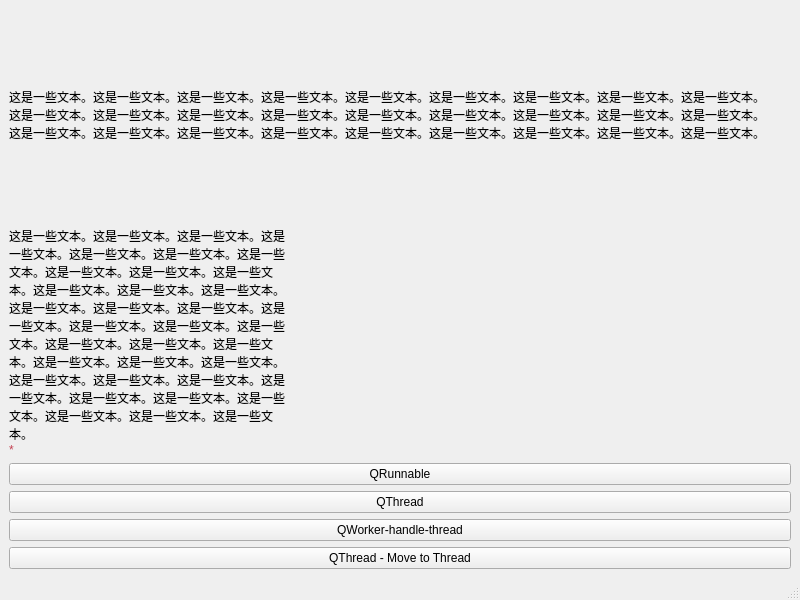
goldWave/qtThread, file mainwindow.ui: the form before one commit.
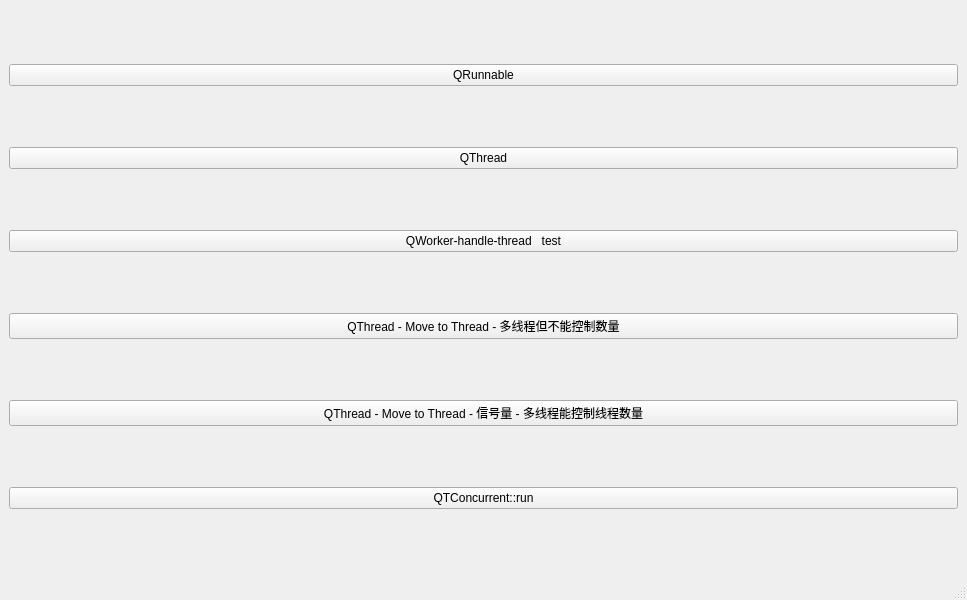
The form after the commit.

Commit message: add other thread method

Diff of the .ui file:
```diff
--- a/mainwindow.ui
+++ b/mainwindow.ui
@@ -6,7 +6,7 @@
    <rect>
     <x>0</x>
     <y>0</y>
-    <width>800</width>
+    <width>967</width>
     <height>600</height>
    </rect>
   </property>
@@ -18,33 +18,6 @@
   </property>
   <widget class="QWidget" name="centralwidget">
    <layout class="QVBoxLayout" name="verticalLayout">
-    <item>
-     <widget class="QLabel" name="label_x">
-      <property name="text">
-       <string>这是一些文本。这是一些文本。这是一些文本。这是一些文本。这是一些文本。这是一些文本。这是一些文本。这是一些文本。这是一些文本。
-这是一些文本。这是一些文本。这是一些文本。这是一些文本。这是一些文本。这是一些文本。这是一些文本。这是一些文本。这是一些文本。
-这是一些文本。这是一些文本。这是一些文本。这是一些文本。这是一些文本。这是一些文本。这是一些文本。这是一些文本。这是一些文本。</string>
-      </property>
-     </widget>
-    </item>
-    <item>
-     <widget class="QLabel" name="label">
-      <property name="styleSheet">
-       <string notr="true">#label {
-	min-width:277px;
-	max-width:277px;
-    background-color: transparent;
-}</string>
-      </property>
-      <property name="text">
-       <string>&lt;html&gt;&lt;head/&gt;&lt;body&gt;&lt;p style='white-space: pre-wrap;width:100%;'&gt;这是一些文本。这是一些文本。这是一些文本。这是一些文本。这是一些文本。这是一些文本。这是一些文本。这是一些文本。这是一些文本。这是一些文本。这是一些文本。这是一些文本。这是一些文本。这是一些文本。这是一些文本。这是一些文本。这是一些文本。这是一些文本。这是一些文本。这是一些文本。这是一些文本。这是一些文本。这是一些文本。这是一些文本。这是一些文本。这是一些文本。这是一些文本。这是一些文本。这是一些文本。这是一些文本。这是一些文本。这是一些文本。这是一些文本。这是一些文本。这是一些文本。这是一些文本。
-&lt;span style='color:#c34151;font-weight:normal;'&gt;*&lt;/span&gt;&lt;/p&gt;&lt;/body&gt;&lt;/html&gt;</string>
-      </property>
-      <property name="wordWrap">
-       <bool>true</bool>
-      </property>
-     </widget>
-    </item>
     <item>
      <widget class="QPushButton" name="pushButton">
       <property name="text">
@@ -62,14 +35,28 @@
     <item>
      <widget class="QPushButton" name="pushButton_4">
       <property name="text">
-       <string>QWorker-handle-thread</string>
+       <string>QWorker-handle-thread   test</string>
       </property>
      </widget>
     </item>
     <item>
      <widget class="QPushButton" name="pushButton_3">
       <property name="text">
-       <string>QThread - Move to Thread</string>
+       <string>QThread - Move to Thread - 多线程但不能控制数量</string>
+      </property>
+     </widget>
+    </item>
+    <item>
+     <widget class="QPushButton" name="semphoreButton">
+      <property name="text">
+       <string>QThread - Move to Thread - 信号量 - 多线程能控制线程数量</string>
+      </property>
+     </widget>
+    </item>
+    <item>
+     <widget class="QPushButton" name="pushButton_QTConcurrent">
+      <property name="text">
+       <string>QTConcurrent::run</string>
       </property>
      </widget>
     </item>
```
Left out of the diff: 8 changed lines with no effect on the pictures. The commit also changes 11 other files.
